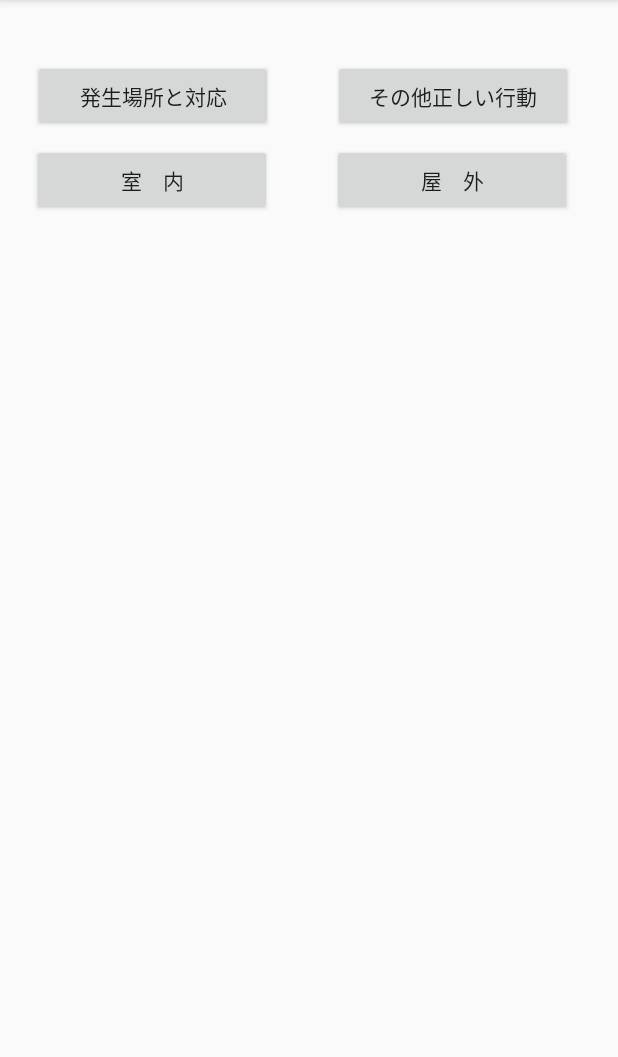
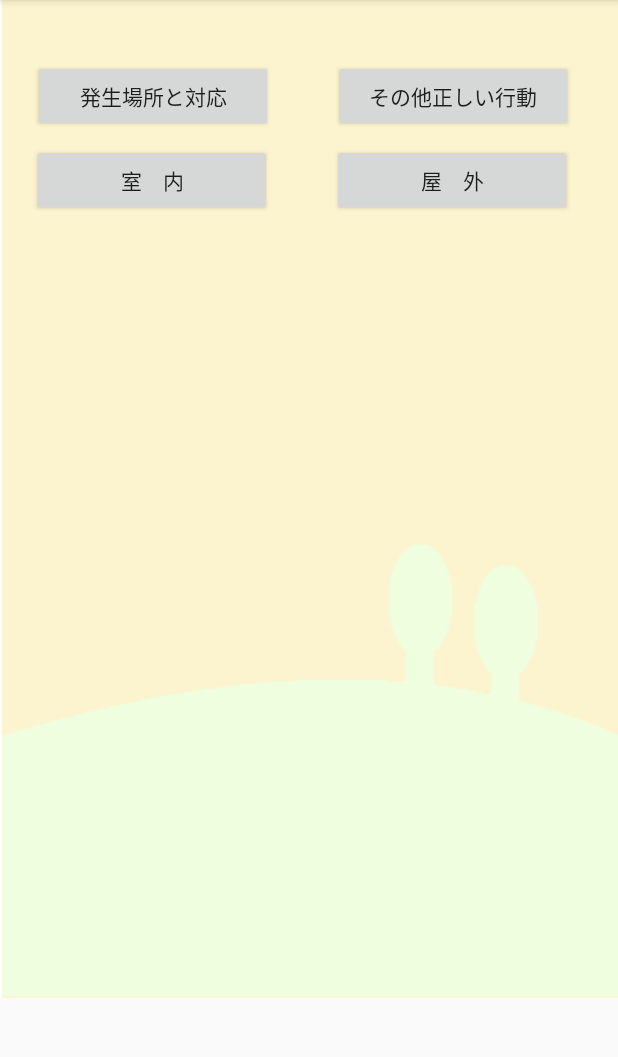
Before and after one commit to Bstone1219/DisPreApp, an Android app: the CorrectActionActivity screen opened directly, with no data from a screen before it, after a tap on "発生場所と対応", on a phone screen of 412 x 824 dp, the part 84-1141 px from its top. Run offline under Robolectric (Android 15) with nearby library versions, the phone set to English and light mode, and no system bars.

Commit message:
画像の追加と適用

```diff
--- a/app/src/main/res/layout/activity_correct_action.xml
+++ b/app/src/main/res/layout/activity_correct_action.xml
@@ -7,6 +7,16 @@
         android:layout_height="wrap_content"
         android:orientation="horizontal"
         tools:context=".CorrectActionActivity">
+    <ImageView
+            android:layout_width="0dp"
+            android:layout_height="wrap_content" app:srcCompat="@drawable/correct_action"
+            android:id="@+id/imageView"
+            android:src="@drawable/correct_action"
+            android:scaleType="fitXY"
+            app:layout_constraintBottom_toBottomOf="parent" app:layout_constraintTop_toTopOf="parent"
+            app:layout_constraintEnd_toEndOf="parent"
+            app:layout_constraintStart_toStartOf="parent"
+    />
         <Button
                 android:text="発生場所と対応"
                 android:layout_width="160dp"
@@ -17,8 +27,7 @@
                 android:layout_marginLeft="40dp" android:layout_marginStart="32dp"
                 android:layout_marginTop="40dp"
                 app:layout_constraintTop_toTopOf="parent" app:layout_constraintEnd_toStartOf="@+id/otherCorrectAction"
-            android:paddingLeft="30dp" android:paddingRight="30dp"
-    />
+                android:paddingLeft="30dp" android:paddingRight="30dp"/>
         <Button
                 android:text="その他正しい行動"
                 android:layout_width="160dp"
@@ -162,5 +171,6 @@
                     android:id="@+id/otherCorrectActionText" android:layout_height="match_parent"
             />
         </ScrollView>
+    />
 
 </androidx.constraintlayout.widget.ConstraintLayout>
```
Also changed, not shown: app/src/main/res/drawable/correct_action.png (added), app/src/main/res/drawable/item.png (added). Lines whose indentation alone changed are shown as unchanged.
